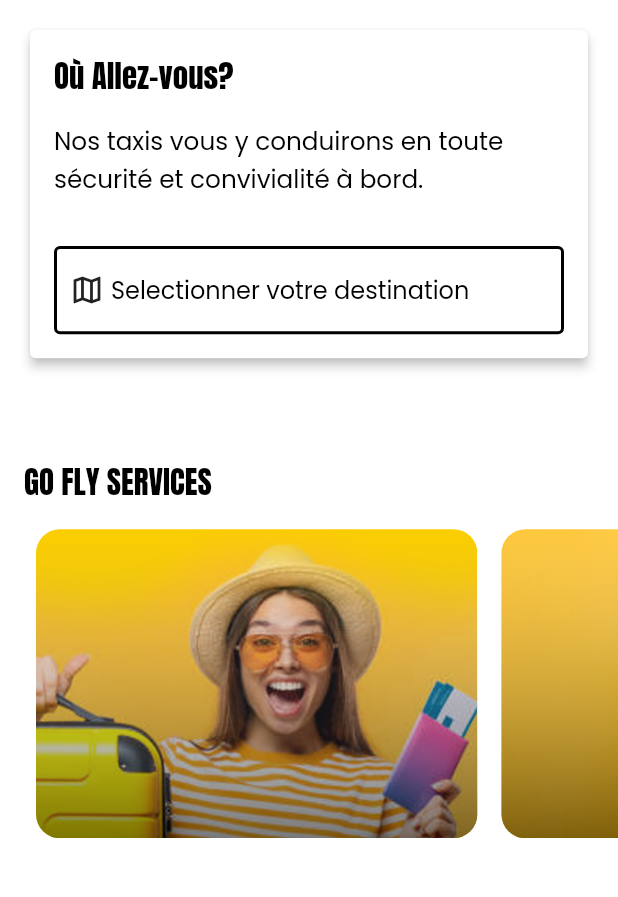
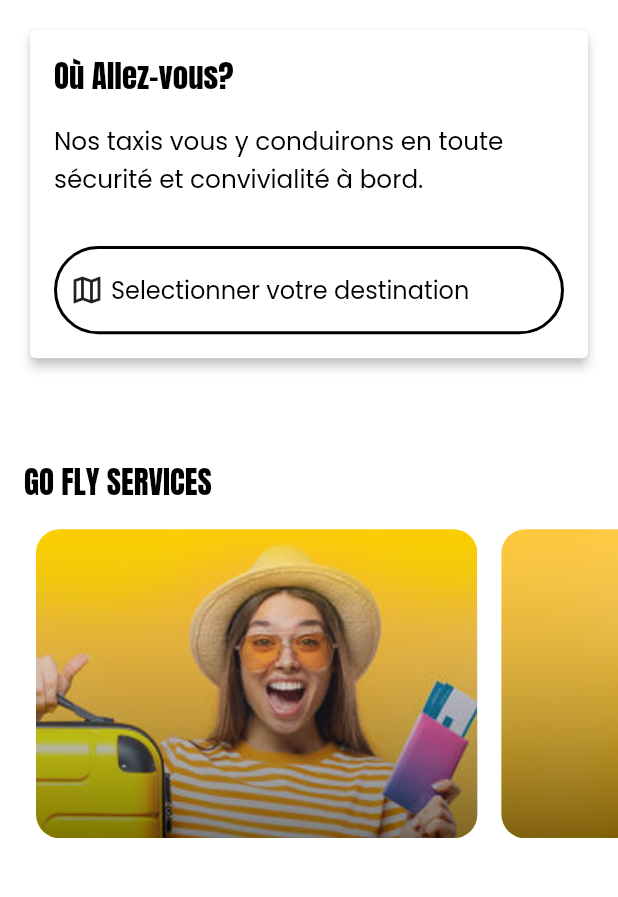
Before and after one commit to Domiynsbelhanda/goplus, a Flutter app: the screen it shows after launch, on a phone screen of 412 x 824 dp, the part 138-1035 px from its top. Run offline on Flutter 3.47's test engine with Material 2 defaults, Android fonts, the phone set to English and light mode, and no system bars; our stand-ins replace animated_splash_screen, cloud_firestore, dio, firebase_core, flutter_svg, geolocator and 3 more; missing offline and left inert: cool_stepper, flutter_google_places_hoc081098, flutter_timer_countdown, google_api_headers, google_maps_webservice; accounts and stored records are empty; project files that could hold a hidden picture were left out.

Commit message:
[STYLE] Update circular border radius in home

```diff
--- a/lib/pages/homePage.dart
+++ b/lib/pages/homePage.dart
@@ -86,7 +86,7 @@ class _HomePage extends State<HomePage>{
                         child: Container(
                           height: size.width / 7,
                           decoration: BoxDecoration(
-                              borderRadius: BorderRadius.circular(4),
+                              borderRadius: BorderRadius.circular(48),
                               border: Border.all(
                                   color: Colors.black,
                                   width: 2
@@ -142,7 +142,7 @@ class _HomePage extends State<HomePage>{
                           child: Container(
                             height: size.width / 7,
                             decoration: BoxDecoration(
-                                borderRadius: BorderRadius.circular(4),
+                                borderRadius: BorderRadius.circular(48),
                                 border: Border.all(
                                     color: Colors.black,
                                     width: 2
```
